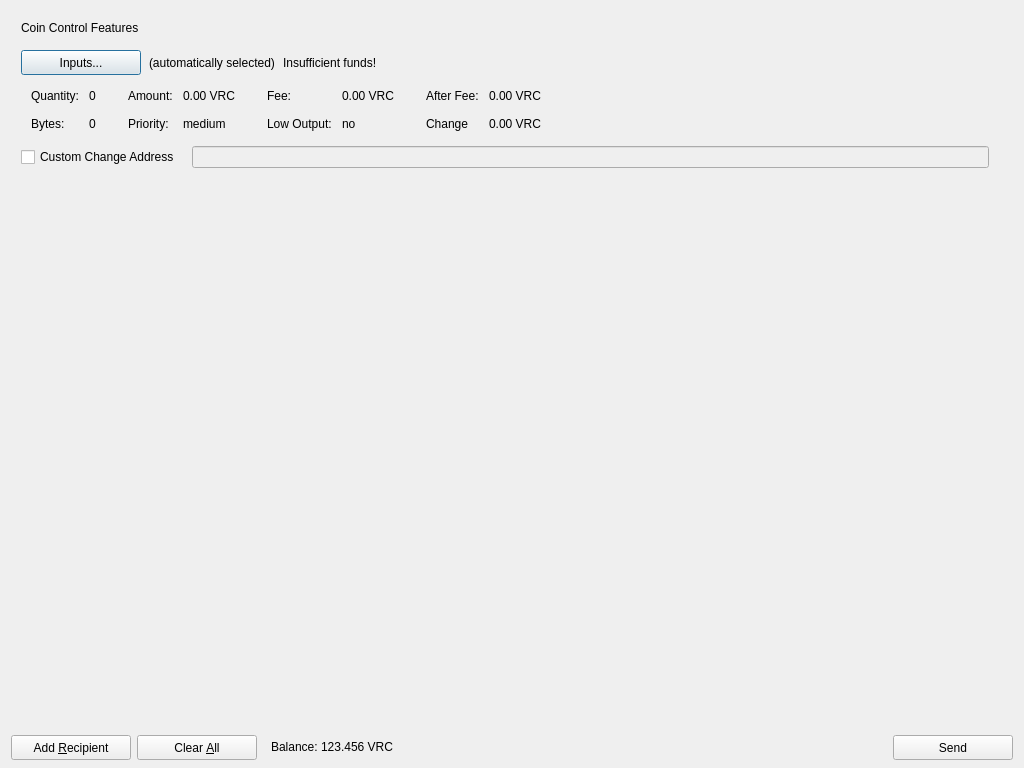
First picture: the form in src/qt/forms/sendbitcoinsdialog.ui, repository VeriConomy/vericoin, before the edit.
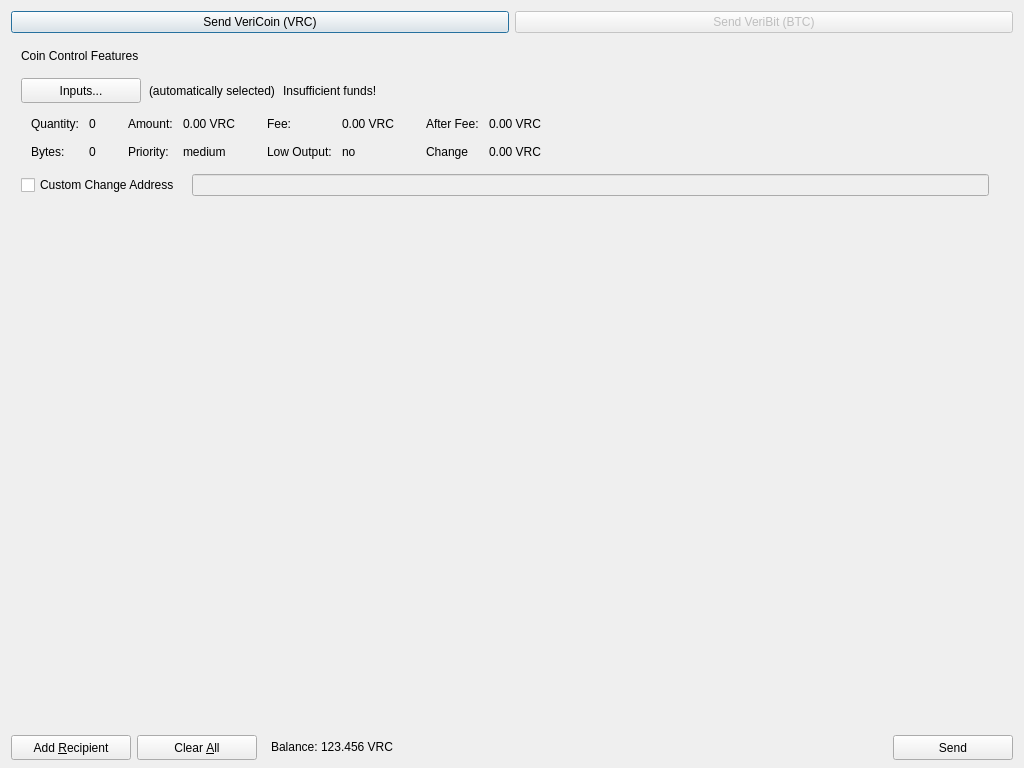
Second picture: the form after the edit. Icons and pictures are not drawn.

Commit message: Combined Send VeriCoin and VeriBit tabs

```diff
--- a/src/qt/forms/sendbitcoinsdialog.ui
+++ b/src/qt/forms/sendbitcoinsdialog.ui
@@ -13,10 +13,31 @@
   <property name="windowTitle">
    <string>Send Coins</string>
   </property>
-  <layout class="QVBoxLayout" name="verticalLayout" stretch="0,1,0">
+  <layout class="QVBoxLayout" name="verticalLayout" stretch="0,0,1,0">
    <property name="bottomMargin">
     <number>8</number>
    </property>
+   <item>
+    <layout class="QHBoxLayout" name="horizontalLayout_3">
+     <item>
+      <widget class="QPushButton" name="btnVeriCoin">
+       <property name="text">
+        <string>Send VeriCoin (VRC)</string>
+       </property>
+      </widget>
+     </item>
+     <item>
+      <widget class="QPushButton" name="btnBitcoin">
+       <property name="enabled">
+        <bool>false</bool>
+       </property>
+       <property name="text">
+        <string>Send VeriBit (BTC)</string>
+       </property>
+      </widget>
+     </item>
+    </layout>
+   </item>
    <item>
     <widget class="QFrame" name="frameCoinControl">
      <property name="sizePolicy">
@@ -548,7 +569,7 @@
         <x>0</x>
         <y>0</y>
         <width>1006</width>
-        <height>522</height>
+        <height>516</height>
        </rect>
       </property>
       <layout class="QVBoxLayout" name="verticalLayout_2">
```
The commit also changes 9 other files.
